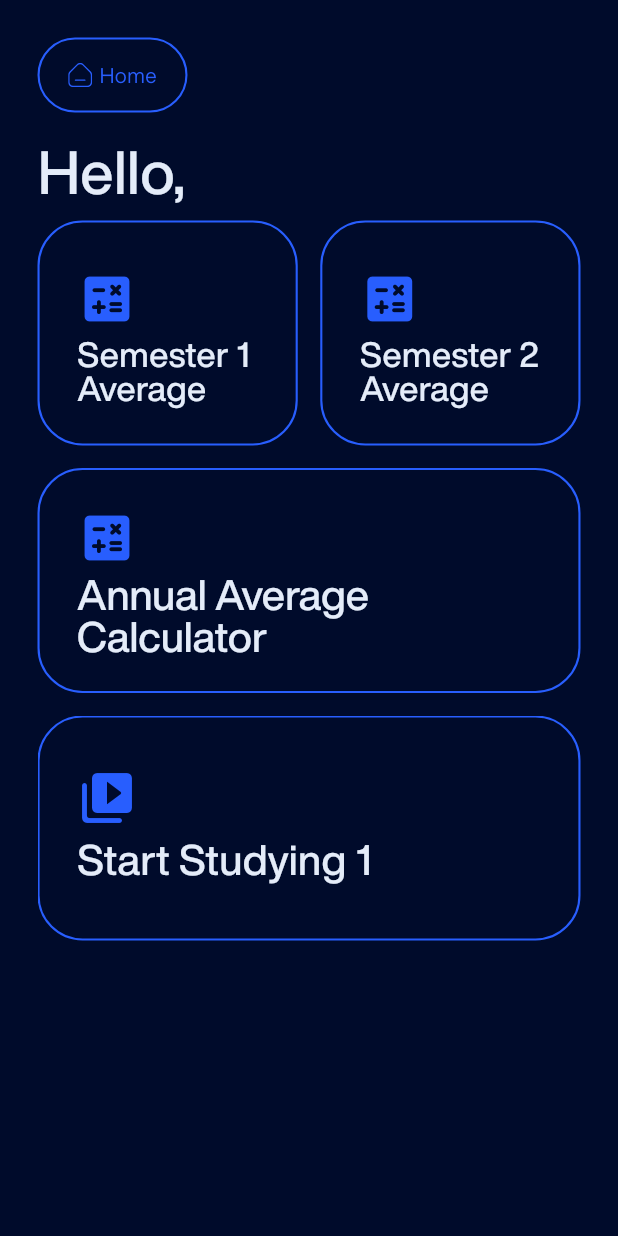
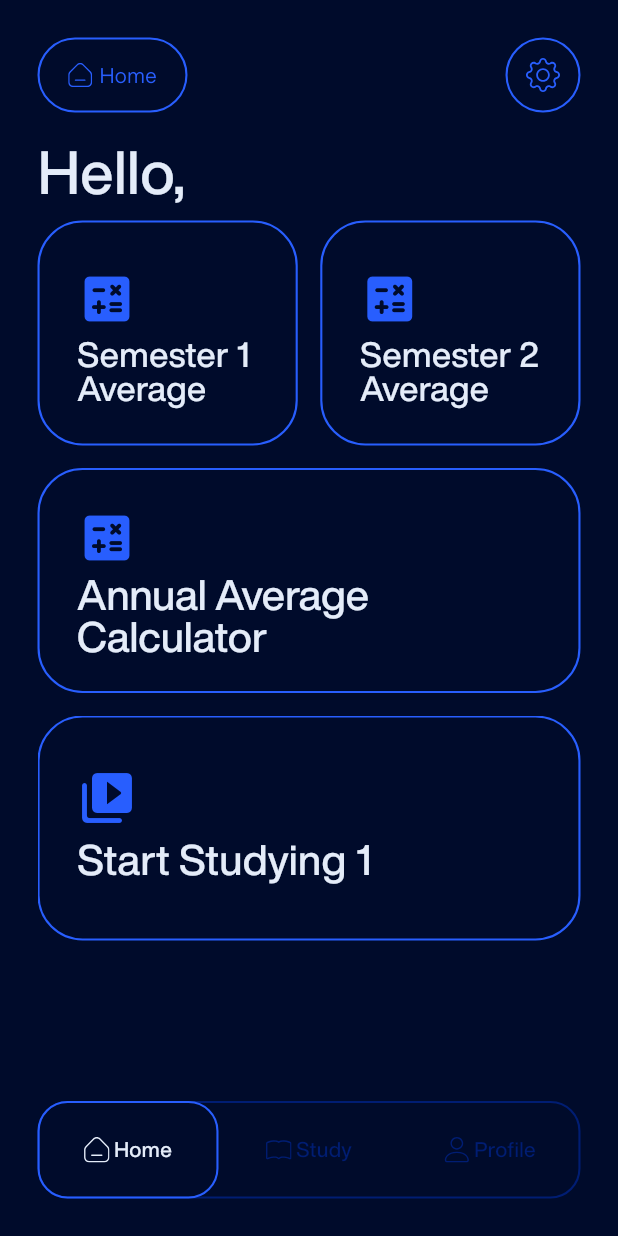
Before and after one commit to zaki-reg/university-calculator, a Flutter app: the screen it shows after launch, after a tap on an icon or button, on a phone screen of 412 x 824 dp. Run offline on Flutter 3.47's test engine with Material 3 defaults, Android fonts, the phone set to English and light mode, and no system bars; drawn by our look-alikes of carousel_slider; our stand-ins replace flutter_svg.

Commit message:
Update UI

```diff
--- a/lib/screens/home.dart
+++ b/lib/screens/home.dart
@@ -30,8 +30,10 @@ class _HomeState extends State<HomePage> {
           flex: 3,
           child: Container(
             decoration: BoxDecoration(
-              color: const Color(0xFF01124C),
-              borderRadius: BorderRadius.circular(100),
+              border: Border.all(color: darkBlue, width: 1.4),
+
+              // color: const Color(0xFF01124C),
+              borderRadius: BorderRadius.circular(20),
             ),
             height: 65.0,
           ),
@@ -43,21 +45,21 @@ class _HomeState extends State<HomePage> {
               icon: 'assets/vectors/home.svg',
               label: 'Home',
               activeColor: primaryBlue,
-              inactiveColor: primaryBlue,
+              inactiveColor: darkBlue,
             ),
             _buildNavItem(
               index: 1,
               icon: 'assets/vectors/study.svg',
               label: 'Study',
               activeColor: primaryBlue,
-              inactiveColor: primaryBlue,
+              inactiveColor: darkBlue,
             ),
             _buildNavItem(
               index: 2,
               icon: 'assets/vectors/profile.svg',
               label: 'Profile',
               activeColor: primaryBlue,
-              inactiveColor: primaryBlue,
+              inactiveColor: darkBlue,
             ),
           ],
         ),
@@ -82,8 +84,12 @@ class _HomeState extends State<HomePage> {
           width: 150,
           height: 65.0,
           decoration: BoxDecoration(
-            color: isSelected ? activeColor : const Color(0xFF01124C),
-            borderRadius: BorderRadius.circular(100),
+            border: Border.all(
+              width: 1.4,
+              color: isSelected ? activeColor : Colors.transparent,
+            ),
+            // color: isSelected ? activeColor : const Color(0xFF01124C),
+            borderRadius: BorderRadius.circular(20),
           ),
           child: Row(
             mainAxisAlignment: MainAxisAlignment.center,
@@ -156,31 +162,31 @@ class _HomeState extends State<HomePage> {
                               ],
                             ),
                           ),
-                          // InkWell(
-                          //   borderRadius: BorderRadius.circular(30),
-                          //   onTap: () {
-                          //     Navigator.push(
-                          //       context,
-                          //       MaterialPageRoute(
-                          //           builder: (context) => const SettingsPage()),
-                          //     );
-                          //   },
-                          //   child: Container(
-                          //     padding: const EdgeInsets.all(12.0),
-                          //     width: 50.0,
-                          //     height: 50.0,
-                          //     decoration: BoxDecoration(
-                          //       border:
-                          //           Border.all(color: primaryBlue, width: 1.4),
-                          //       borderRadius: BorderRadius.circular(30),
-                          //     ),
-                          //     child: SvgPicture.asset(
-                          //       'assets/vectors/settings.svg',
-                          //       colorFilter: const ColorFilter.mode(
-                          //           primaryBlue, BlendMode.srcATop),
-                          //     ),
-                          //   ),
-                          // ),
+                          InkWell(
+                            borderRadius: BorderRadius.circular(30),
+                            onTap: () {
+                              Navigator.push(
+                                context,
+                                MaterialPageRoute(
+                                    builder: (context) => const SettingsPage()),
+                              );
+                            },
+                            child: Container(
+                              padding: const EdgeInsets.all(12.0),
+                              width: 50.0,
+                              height: 50.0,
+                              decoration: BoxDecoration(
+                                border:
+                                    Border.all(color: primaryBlue, width: 1.4),
+                                borderRadius: BorderRadius.circular(30),
+                              ),
+                              child: SvgPicture.asset(
+                                'assets/vectors/settings.svg',
+                                colorFilter: const ColorFilter.mode(
+                                    primaryBlue, BlendMode.srcATop),
+                              ),
+                            ),
+                          ),
                         ],
                       ),
                       const SizedBox(
@@ -455,7 +461,7 @@ class _HomeState extends State<HomePage> {
                 const SizedBox(
                   height: 15.0,
                 ),
-                // _buildBottomNavBar(),
+                _buildBottomNavBar(),
               ]),
         ),
       ),
```
